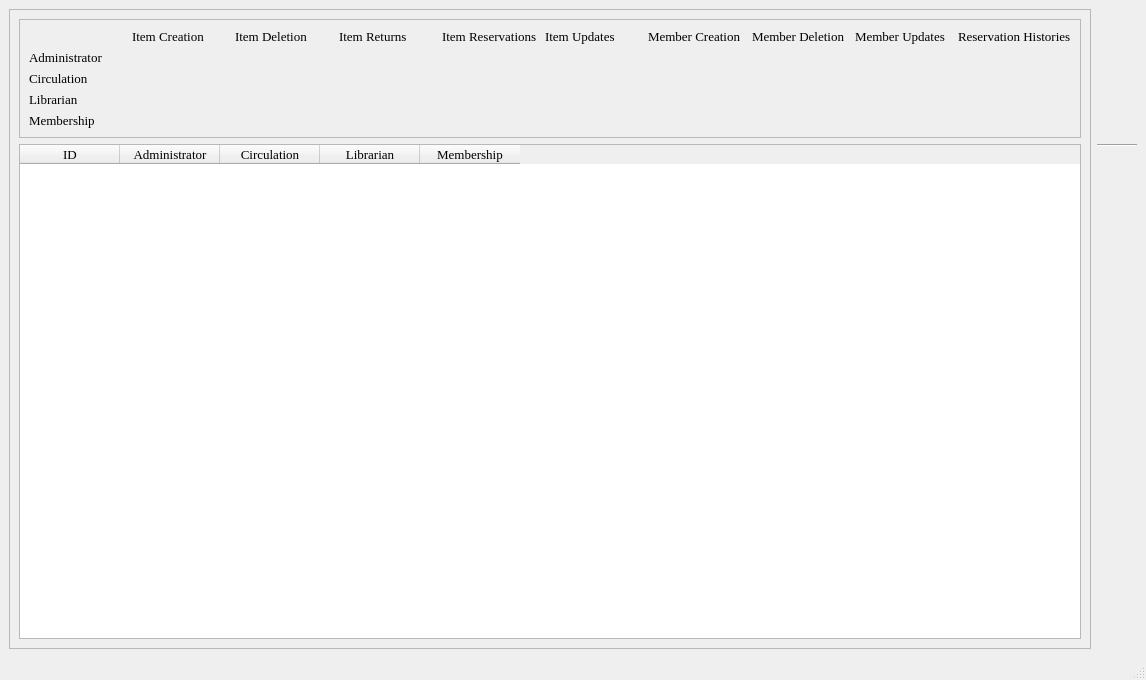
Qt form adminsetup.ui (textbrowser/biblioteq) before a commit.
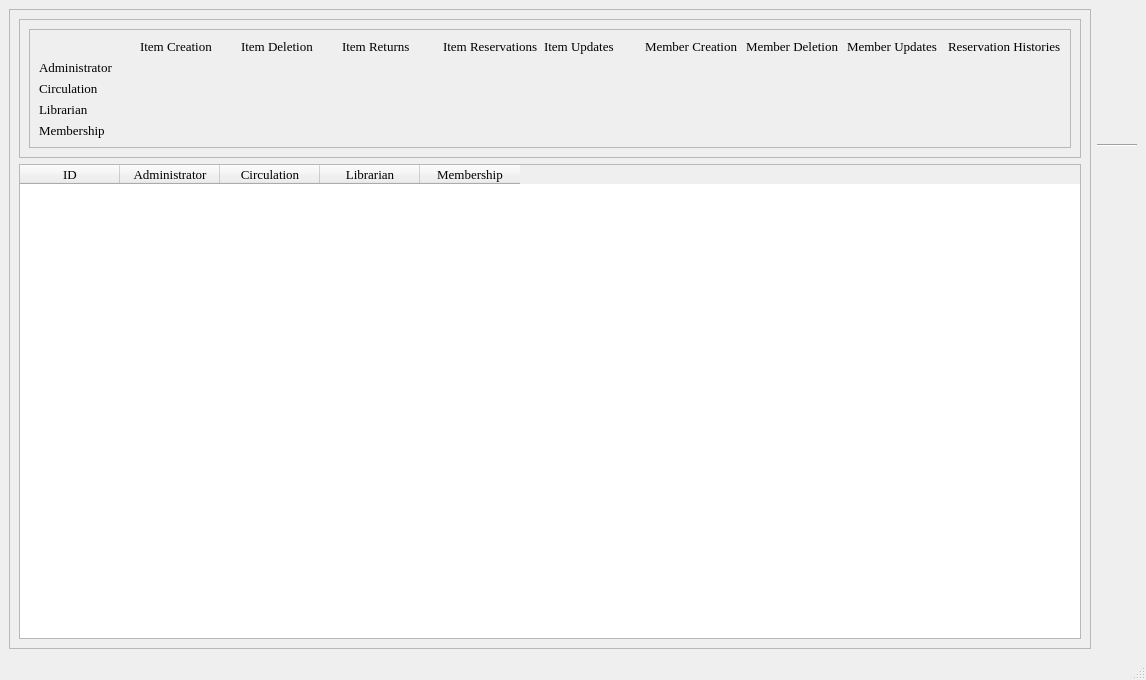
The same form after that commit. Icons and pictures are not drawn.

```diff
--- a/adminsetup.ui
+++ b/adminsetup.ui
@@ -10,12 +10,6 @@
     <height>680</height>
    </rect>
   </property>
-  <property name="minimumSize">
-   <size>
-    <width>1140</width>
-    <height>400</height>
-   </size>
-  </property>
   <property name="font">
    <font>
     <family>Times</family>
@@ -50,6 +44,27 @@
          </property>
          <layout class="QVBoxLayout" name="verticalLayout">
           <item>
+           <widget class="QScrollArea" name="scrollArea">
+            <property name="sizePolicy">
+             <sizepolicy hsizetype="Expanding" vsizetype="Preferred">
+              <horstretch>0</horstretch>
+              <verstretch>0</verstretch>
+             </sizepolicy>
+            </property>
+            <property name="widgetResizable">
+             <bool>true</bool>
+            </property>
+            <widget class="QWidget" name="scrollAreaWidgetContents">
+             <property name="geometry">
+              <rect>
+               <x>0</x>
+               <y>0</y>
+               <width>1033</width>
+               <height>129</height>
+              </rect>
+             </property>
+             <layout class="QVBoxLayout" name="verticalLayout_3">
+              <item>
            <layout class="QGridLayout" name="gridLayout">
             <item row="0" column="1">
              <widget class="QLabel" name="label_6">
@@ -197,19 +212,6 @@
               </property>
              </widget>
             </item>
-            <item row="2" column="0">
-             <widget class="QLabel" name="label_3">
-              <property name="font">
-               <font>
-                <family>Times</family>
-                <pointsize>10</pointsize>
-               </font>
-              </property>
-              <property name="text">
-               <string>Circulation</string>
-              </property>
-             </widget>
-            </item>
             <item row="3" column="0">
              <widget class="QLabel" name="label_4">
               <property name="font">
@@ -457,7 +459,24 @@
               </property>
              </widget>
             </item>
-           </layout>
+                <item row="2" column="0">
+                 <widget class="QLabel" name="label_3">
+                  <property name="font">
+                   <font>
+                    <family>Times</family>
+                    <pointsize>10</pointsize>
+                   </font>
+                  </property>
+                  <property name="text">
+                   <string>Circulation</string>
+                  </property>
+                 </widget>
+                </item>
+               </layout>
+              </item>
+             </layout>
+            </widget>
+           </widget>
           </item>
          </layout>
         </widget>
```
Lines whose indentation alone changed are shown as unchanged.
